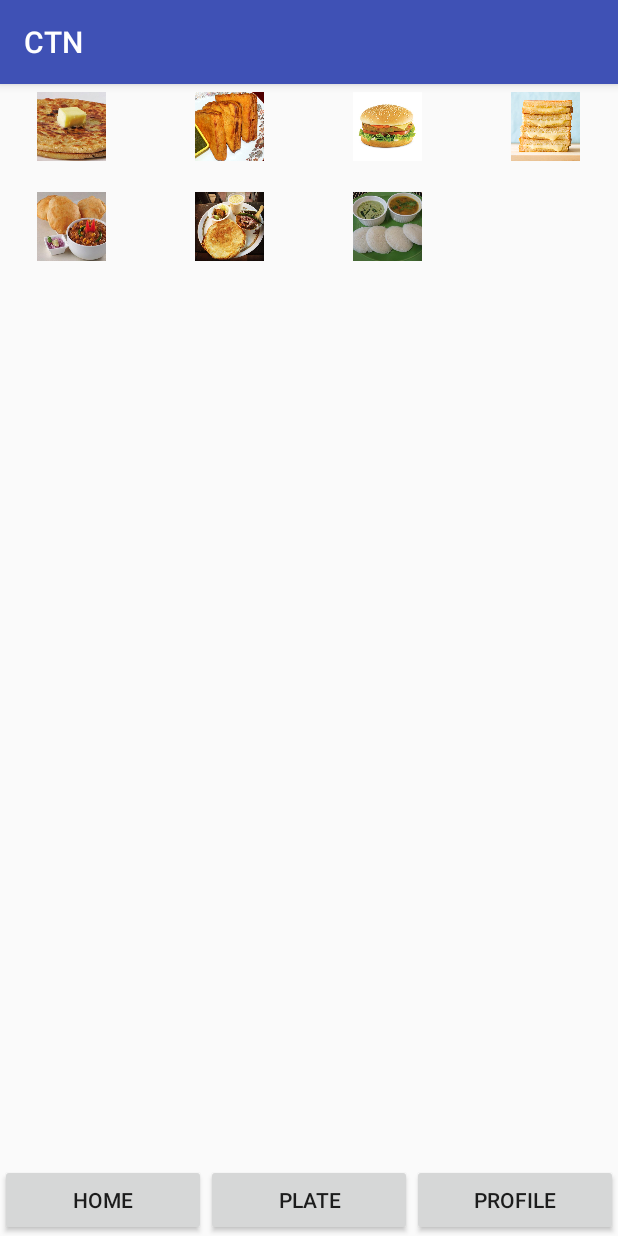
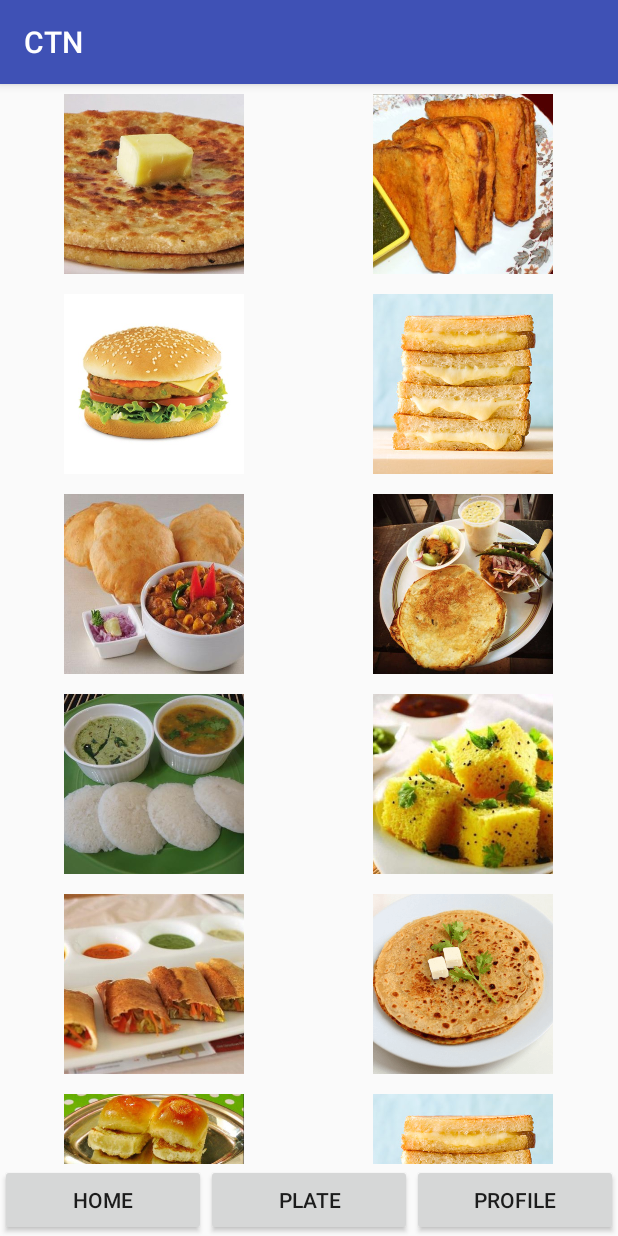
Before and after one commit to choudhary3/ctn_app, an Android app: the screen it shows after launch (MainScreen), on a phone screen of 412 x 824 dp. Run offline under Robolectric (Android 15) with nearby library versions, the phone set to English and light mode, and no system bars.

Commit message:
Modified items fragment

```diff
--- a/app/src/main/java/com/test/ctn/ImageAdapter.java
+++ b/app/src/main/java/com/test/ctn/ImageAdapter.java
@@ -32,9 +32,8 @@ public class ImageAdapter extends BaseAdapter {
         if (convertView == null) {
             // if it's not recycled, initialize some attributes
             imageView = new ImageView(mContext);
-            imageView.setLayoutParams(new GridView.LayoutParams(85, 85));
-            imageView.setScaleType(ImageView.ScaleType.CENTER_CROP);
-            imageView.setPadding(8, 8, 8, 8);
+            imageView.setLayoutParams(new GridView.LayoutParams(200, 200));
+            imageView.setPadding(10, 10, 10, 10);
         } else {
             imageView = (ImageView) convertView;
         }
@@ -48,6 +47,9 @@ public class ImageAdapter extends BaseAdapter {
             R.drawable.aloo_paratha, R.drawable.bread_pakora,
             R.drawable.burger, R.drawable.cheese_sandwich,
             R.drawable.chole_bhature, R.drawable.chole_kulche,
-            R.drawable.idli_sambar
+            R.drawable.idli_sambar, R.drawable.khamand,
+            R.drawable.masala_dosa, R.drawable.paneer_paratha,
+            R.drawable.pav_bhaji, R.drawable.cheese_sandwich,
+            R.drawable.pizza
     };
 }
--- a/app/src/main/res/layout/activity_main_screen.xml
+++ b/app/src/main/res/layout/activity_main_screen.xml
@@ -7,12 +7,15 @@
 
     <FrameLayout
         android:id="@+id/container"
+        android:layout_alignParentTop="true"
+        android:layout_above="@+id/layout"
         android:layout_width="wrap_content"
         android:layout_height="wrap_content">
 
     </FrameLayout>
 
     <LinearLayout
+        android:id="@+id/layout"
         android:layout_alignParentBottom="true"
         android:orientation="horizontal"
         android:layout_width="match_parent"
--- a/app/src/main/res/layout/fragment_items.xml
+++ b/app/src/main/res/layout/fragment_items.xml
@@ -3,9 +3,5 @@
     android:id="@+id/gridview"
     android:layout_width="match_parent"
     android:layout_height="match_parent"
-    android:columnWidth="90dp"
-    android:numColumns="auto_fit"
-    android:verticalSpacing="10dp"
-    android:horizontalSpacing="10dp"
-    android:stretchMode="columnWidth"
+    android:numColumns="2"
     android:gravity="center" />
```
